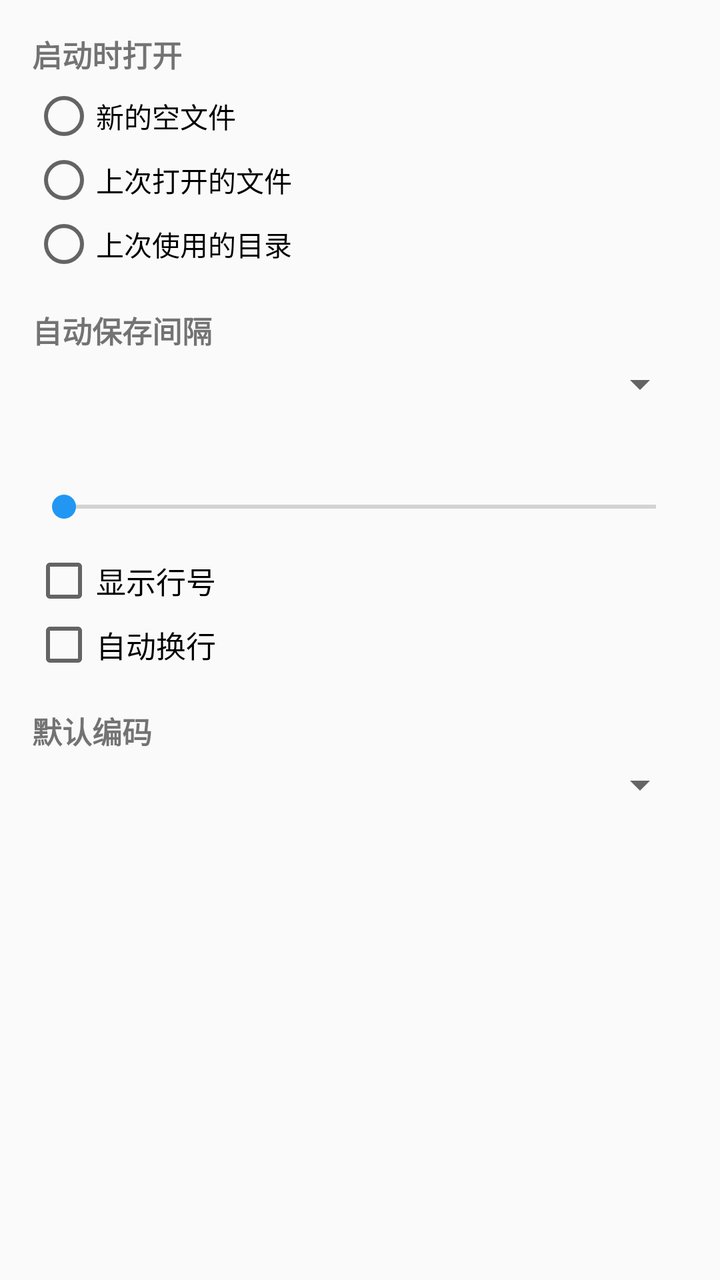
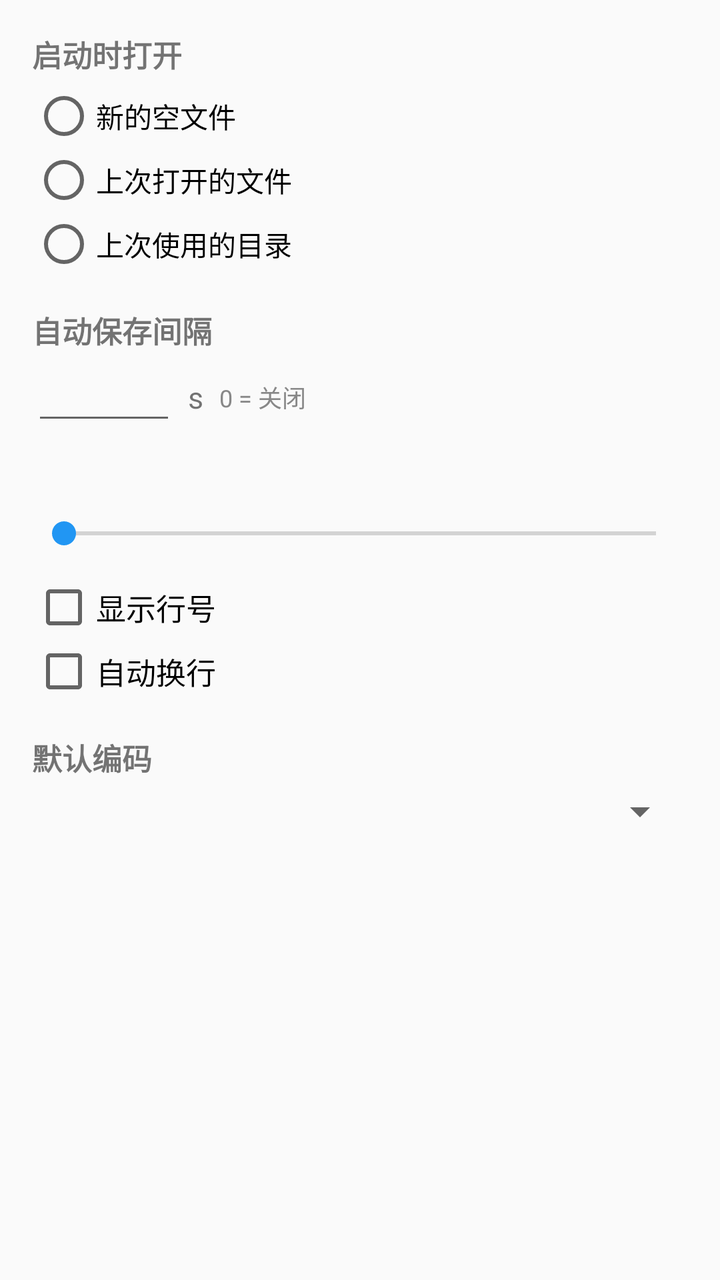

Two renders of the same Android screen: before a commit and after it. Below are the layout's source before the change and the commit's diff.
<!-- AndroidManifest.xml: application theme Theme.Paper -->
<!-- res/layout/activity_settings.xml -->
<?xml version="1.0" encoding="utf-8"?>
<ScrollView xmlns:android="http://schemas.android.com/apk/res/android"
    android:layout_width="match_parent"
    android:layout_height="match_parent">

    <LinearLayout
        android:layout_width="match_parent"
        android:layout_height="wrap_content"
        android:orientation="vertical"
        android:padding="16dp">

        <TextView
            android:layout_width="wrap_content"
            android:layout_height="wrap_content"
            android:text="@string/settings_startup"
            android:textStyle="bold"
            android:textSize="15sp" />

        <RadioGroup
            android:id="@+id/startupGroup"
            android:layout_width="match_parent"
            android:layout_height="wrap_content"
            android:layout_marginTop="4dp">

            <RadioButton
                android:id="@+id/startupNew"
                android:layout_width="wrap_content"
                android:layout_height="wrap_content"
                android:text="@string/settings_startup_new" />

            <RadioButton
                android:id="@+id/startupFile"
                android:layout_width="wrap_content"
                android:layout_height="wrap_content"
                android:text="@string/settings_startup_file" />

            <RadioButton
                android:id="@+id/startupDir"
                android:layout_width="wrap_content"
                android:layout_height="wrap_content"
                android:text="@string/settings_startup_dir" />
        </RadioGroup>

        <TextView
            android:layout_width="wrap_content"
            android:layout_height="wrap_content"
            android:layout_marginTop="16dp"
            android:text="@string/settings_autosave"
            android:textStyle="bold"
            android:textSize="15sp" />

        <Spinner
            android:id="@+id/autosaveSpinner"
            android:layout_width="match_parent"
            android:layout_height="wrap_content"
            android:layout_marginTop="4dp" />

        <TextView
            android:id="@+id/fontLabel"
            android:layout_width="wrap_content"
            android:layout_height="wrap_content"
            android:layout_marginTop="16dp"
            android:textStyle="bold"
            android:textSize="15sp" />

        <SeekBar
            android:id="@+id/fontSeek"
            android:layout_width="match_parent"
            android:layout_height="wrap_content"
            android:layout_marginTop="4dp" />

        <CheckBox
            android:id="@+id/lineNumbersCheck"
            android:layout_width="wrap_content"
            android:layout_height="wrap_content"
            android:layout_marginTop="12dp"
            android:text="@string/settings_line_numbers"
            android:textSize="15sp" />

        <CheckBox
            android:id="@+id/wordWrapCheck"
            android:layout_width="wrap_content"
            android:layout_height="wrap_content"
            android:text="@string/settings_word_wrap"
            android:textSize="15sp" />

        <TextView
            android:layout_width="wrap_content"
            android:layout_height="wrap_content"
            android:layout_marginTop="16dp"
            android:text="@string/settings_encoding"
            android:textStyle="bold"
            android:textSize="15sp" />

        <Spinner
            android:id="@+id/encodingSpinner"
            android:layout_width="match_parent"
            android:layout_height="wrap_content"
            android:layout_marginTop="4dp" />
    </LinearLayout>
</ScrollView>
<!-- resources referenced by this layout -->
<resources>
  <string name="settings_autosave">自动保存间隔</string>
  <string name="settings_encoding">默认编码</string>
  <string name="settings_line_numbers">显示行号</string>
  <string name="settings_startup">启动时打开</string>
  <string name="settings_startup_dir">上次使用的目录</string>
  <string name="settings_startup_file">上次打开的文件</string>
  <string name="settings_startup_new">新的空文件</string>
  <string name="settings_word_wrap">自动换行</string>
  <style name="Theme.Paper" parent="android:style/Theme.Material.Light.DarkActionBar">
          <item name="android:colorAccent">#2196F3</item>
          
          <item name="android:colorPrimary">#FF212121</item>
          <item name="android:colorPrimaryDark">#FF000000</item>
          <item name="android:windowActionModeOverlay">true</item>
          <item name="android:windowLightStatusBar">true</item>
          <item name="android:statusBarColor">#FFFFFF</item>
          <item name="android:navigationBarColor">#FFFFFF</item>
      </style>
</resources>

<!-- the commit's change to res/layout/activity_settings.xml (unified diff, before → after) -->
@@ -49,11 +49,38 @@
             android:textStyle="bold"
             android:textSize="15sp" />
 
-        <Spinner
-            android:id="@+id/autosaveSpinner"
+        
+        <LinearLayout
             android:layout_width="match_parent"
             android:layout_height="wrap_content"
-            android:layout_marginTop="4dp" />
+            android:layout_marginTop="4dp"
+            android:orientation="horizontal"
+            android:gravity="center_vertical">
+
+            <EditText
+                android:id="@+id/autosaveInput"
+                android:layout_width="72dp"
+                android:layout_height="wrap_content"
+                android:inputType="number"
+                android:maxLength="6"
+                android:importantForAutofill="no"
+                android:textSize="15sp" />
+
+            <TextView
+                android:layout_width="wrap_content"
+                android:layout_height="wrap_content"
+                android:layout_marginStart="6dp"
+                android:text="@string/settings_autosave_unit"
+                android:textSize="15sp" />
+
+            <TextView
+                android:layout_width="wrap_content"
+                android:layout_height="wrap_content"
+                android:layout_marginStart="8dp"
+                android:text="@string/settings_autosave_note"
+                android:textSize="12sp"
+                android:textColor="#888888" />
+        </LinearLayout>
 
         <TextView
             android:id="@+id/fontLabel"
<!-- resource entries referenced after the edit -->
@@ -1,6 +1,8 @@
 <!-- resources referenced by this layout -->
 <resources>
   <string name="settings_autosave">自动保存间隔</string>
+  <string name="settings_autosave_note">0 = 关闭</string>
+  <string name="settings_autosave_unit">s</string>
   <string name="settings_encoding">默认编码</string>
   <string name="settings_line_numbers">显示行号</string>
   <string name="settings_startup">启动时打开</string>
